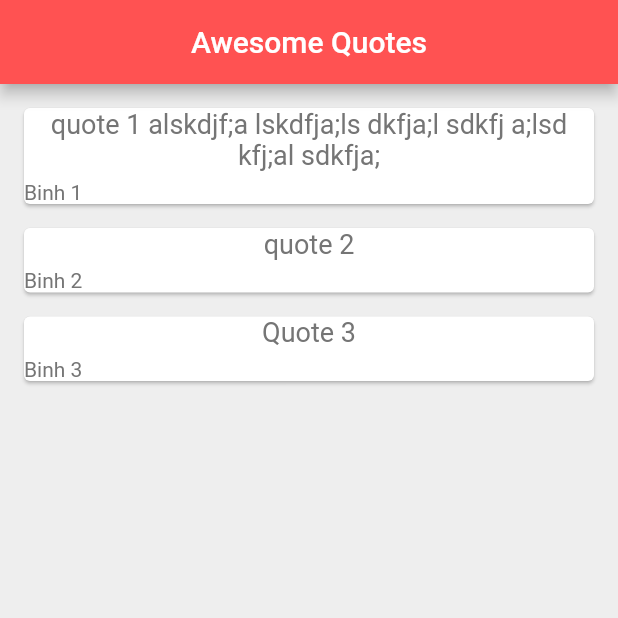
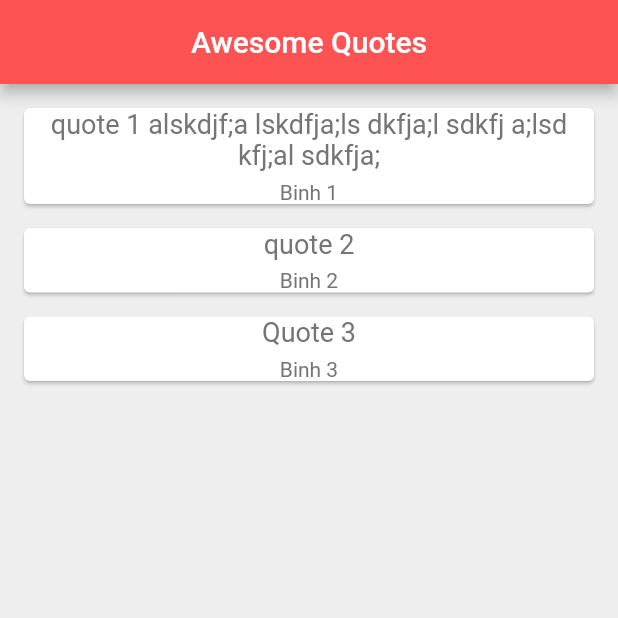
Before and after one commit to BinhT1/Flutter-fundamental, a Flutter app: the screen it shows after launch, on a phone screen of 412 x 824 dp, the top half of it. Run offline on Flutter 3.47's test engine with Material 2 defaults, Android fonts, the phone set to English and light mode, and no system bars.

```diff
--- a/lib/main.dart
+++ b/lib/main.dart
@@ -1,5 +1,6 @@
 import 'package:flutter/material.dart';
 import 'quote.dart';
+import 'quote_card.dart';
 
 void main() => runApp(MaterialApp(
       home: QuoteList(),
@@ -21,29 +22,6 @@ class _QuoteListState extends State<QuoteList> {
     Quote(text: "Quote 3", author: "Binh 3")
   ];
 
-  Widget quoteTemplate(quote) {
-    return Card(
-      margin: EdgeInsets.fromLTRB(16, 16, 16, 0),
-      child: Column(
-        crossAxisAlignment: CrossAxisAlignment.stretch,
-        children: [
-          Text(
-            quote.text,
-            textAlign: TextAlign.center,
-            style: TextStyle(fontSize: 18, color: Colors.grey[600]),
-          ),
-          SizedBox(
-            height: 6,
-          ),
-          Text(
-            quote.author,
-            style: TextStyle(fontSize: 14, color: Colors.grey[600]),
-          )
-        ],
-      ),
-    );
-  }
-
   @override
   Widget build(BuildContext context) {
     return Scaffold(
@@ -57,7 +35,7 @@ class _QuoteListState extends State<QuoteList> {
             padding: const EdgeInsets.all(0),
             itemCount: quotes.length,
             itemBuilder: (context, index) {
-              return quoteTemplate(quotes[index]);
+              return QuoteCard(quote: quotes[index]);
             }));
   }
 }
--- /dev/null
+++ b/lib/quote_card.dart
@@ -0,0 +1,36 @@
+import 'package:flutter/material.dart';
+import 'quote.dart';
+
+class QuoteCard extends StatelessWidget {
+  const QuoteCard({
+    super.key,
+    required this.quote,
+  });
+
+  final Quote quote;
+
+  @override
+  Widget build(BuildContext context) {
+    return Card(
+      margin: EdgeInsets.fromLTRB(16, 16, 16, 0),
+      child: Column(
+        crossAxisAlignment: CrossAxisAlignment.stretch,
+        children: [
+          Text(
+            quote.text,
+            textAlign: TextAlign.center,
+            style: TextStyle(fontSize: 18, color: Colors.grey[600]),
+          ),
+          SizedBox(
+            height: 6,
+          ),
+          Text(
+            quote.author,
+            textAlign: TextAlign.center,
+            style: TextStyle(fontSize: 14, color: Colors.grey[600]),
+          )
+        ],
+      ),
+    );
+  }
+}
```
